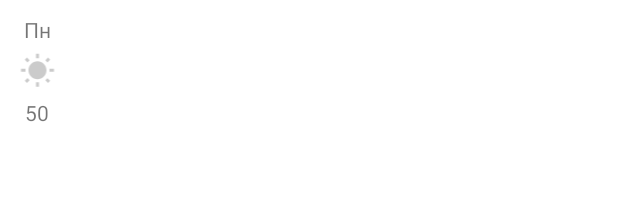
After one commit to IlyaKorastylev/Weather, an Android app: the layout item_day.xml on its own in the app's theme, with its tools: preview values and no code run, on a phone screen of 412 x 824 dp. The commit adds this screen. Shown: the top 213 px of the screen. Run offline under Robolectric (Android 15) with nearby library versions, the phone set to English and light mode, and no system bars.

Commit message:
1 commit

```diff
--- /dev/null
+++ b/app/src/main/res/drawable/ic_baseline_cloud_24.xml
@@ -0,0 +1,5 @@
+<vector android:height="24dp" android:tint="#CBCBCB"
+    android:viewportHeight="24" android:viewportWidth="24"
+    android:width="24dp" xmlns:android="http://schemas.android.com/apk/res/android">
+    <path android:fillColor="@android:color/white" android:pathData="M19.35,10.04C18.67,6.59 15.64,4 12,4 9.11,4 6.6,5.64 5.35,8.04 2.34,8.36 0,10.91 0,14c0,3.31 2.69,6 6,6h13c2.76,0 5,-2.24 5,-5 0,-2.64 -2.05,-4.78 -4.65,-4.96z"/>
+</vector>
--- /dev/null
+++ b/app/src/main/res/drawable/ic_baseline_wb_sunny_24.xml
@@ -0,0 +1,5 @@
+<vector android:height="24dp" android:tint="#CBCBCB"
+    android:viewportHeight="24" android:viewportWidth="24"
+    android:width="24dp" xmlns:android="http://schemas.android.com/apk/res/android">
+    <path android:fillColor="@android:color/white" android:pathData="M6.76,4.84l-1.8,-1.79 -1.41,1.41 1.79,1.79 1.42,-1.41zM4,10.5L1,10.5v2h3v-2zM13,0.55h-2L11,3.5h2L13,0.55zM20.45,4.46l-1.41,-1.41 -1.79,1.79 1.41,1.41 1.79,-1.79zM17.24,18.16l1.79,1.8 1.41,-1.41 -1.8,-1.79 -1.4,1.4zM20,10.5v2h3v-2h-3zM12,5.5c-3.31,0 -6,2.69 -6,6s2.69,6 6,6 6,-2.69 6,-6 -2.69,-6 -6,-6zM11,22.45h2L13,19.5h-2v2.95zM3.55,18.54l1.41,1.41 1.79,-1.8 -1.41,-1.41 -1.79,1.8z"/>
+</vector>
--- /dev/null
+++ b/app/src/main/res/layout/item_day.xml
@@ -0,0 +1,35 @@
+<?xml version="1.0" encoding="utf-8"?>
+<androidx.appcompat.widget.LinearLayoutCompat xmlns:android="http://schemas.android.com/apk/res/android"
+    xmlns:tools="http://schemas.android.com/tools"
+    android:layout_width="wrap_content"
+    android:layout_height="wrap_content"
+    android:orientation="vertical">
+
+    <TextView
+        android:id="@+id/day"
+        android:layout_width="50dp"
+        android:layout_height="wrap_content"
+        android:layout_marginTop="10dp"
+        tools:text="Пн"
+        android:gravity="center"
+        tools:ignore="MissingConstraints" />
+
+    <ImageView
+        android:id="@+id/picture"
+        android:layout_width="50dp"
+        android:layout_height="wrap_content"
+        android:src="@drawable/ic_baseline_wb_sunny_24"
+        android:layout_marginTop="6dp"
+        android:gravity="center"
+        tools:ignore="MissingConstraints" />
+
+    <TextView
+        android:id="@+id/temperature"
+        android:layout_width="50dp"
+        android:layout_height="wrap_content"
+        tools:text="50"
+        android:layout_marginTop="6dp"
+        android:gravity="center"
+        tools:ignore="MissingConstraints" />
+
+</androidx.appcompat.widget.LinearLayoutCompat>
```
Also changed, not shown: app/src/main/java/com/example/weather/Adapter.kt (added, +23 -0 lines), app/src/main/java/com/example/weather/ForecastViewHolder.kt (added, +16 -0 lines), app/src/main/java/com/example/weather/Forecasts.kt (added, +7 -0 lines), app/src/main/res/layout/activity_main.xml (+5 -13 lines).
